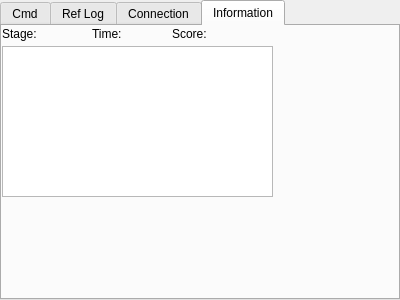
Above: msl_refbox/src/msl_refbox/RefBox.ui from dasys-lab/cnc-msl before the change. Below: the same form after it.
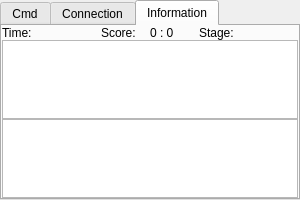
That is the form after the change. The open tabs and pages were chosen to show the change.

What changed in the file:
```diff
--- a/msl_refbox/src/msl_refbox/RefBox.ui
+++ b/msl_refbox/src/msl_refbox/RefBox.ui
@@ -9,14 +9,14 @@
    <rect>
     <x>0</x>
     <y>0</y>
-    <width>400</width>
-    <height>300</height>
+    <width>300</width>
+    <height>200</height>
    </rect>
   </property>
   <property name="maximumSize">
    <size>
-    <width>400</width>
-    <height>300</height>
+    <width>10000</width>
+    <height>10000</height>
    </size>
   </property>
   <property name="windowTitle">
@@ -44,11 +44,17 @@
       <bool>true</bool>
      </property>
      <property name="sizePolicy">
-      <sizepolicy hsizetype="Minimum" vsizetype="Minimum">
+      <sizepolicy hsizetype="Preferred" vsizetype="Preferred">
        <horstretch>0</horstretch>
        <verstretch>0</verstretch>
       </sizepolicy>
      </property>
+     <property name="minimumSize">
+      <size>
+       <width>22</width>
+       <height>22</height>
+      </size>
+     </property>
      <property name="maximumSize">
       <size>
        <width>16777215</width>
@@ -8673,48 +8679,6 @@
        </property>
       </widget>
      </widget>
-     <widget class="QWidget" name="tab_2">
-      <attribute name="title">
-       <string>Ref Log</string>
-      </attribute>
-      <widget class="QTextEdit" name="RefLog">
-       <property name="geometry">
-        <rect>
-         <x>10</x>
-         <y>10</y>
-         <width>260</width>
-         <height>171</height>
-        </rect>
-       </property>
-       <property name="sizePolicy">
-        <sizepolicy hsizetype="Expanding" vsizetype="Expanding">
-         <horstretch>0</horstretch>
-         <verstretch>0</verstretch>
-        </sizepolicy>
-       </property>
-       <property name="maximumSize">
-        <size>
-         <width>500</width>
-         <height>500</height>
-        </size>
-       </property>
-       <property name="frameShape">
-        <enum>QFrame::NoFrame</enum>
-       </property>
-       <property name="frameShadow">
-        <enum>QFrame::Sunken</enum>
-       </property>
-       <property name="lineWidth">
-        <number>1</number>
-       </property>
-       <property name="midLineWidth">
-        <number>0</number>
-       </property>
-       <property name="readOnly">
-        <bool>true</bool>
-       </property>
-      </widget>
-     </widget>
      <widget class="QWidget" name="tab_3">
       <property name="enabled">
        <bool>true</bool>
@@ -9038,123 +9002,167 @@
       </widget>
      </widget>
      <widget class="QWidget" name="tab_4">
+      <property name="sizePolicy">
+       <sizepolicy hsizetype="Minimum" vsizetype="Minimum">
+        <horstretch>0</horstretch>
+        <verstretch>0</verstretch>
+       </sizepolicy>
+      </property>
       <attribute name="title">
        <string>Information</string>
       </attribute>
-      <widget class="QLabel" name="lbl_forStage">
-       <property name="geometry">
-        <rect>
-         <x>0</x>
-         <y>0</y>
-         <width>41</width>
-         <height>16</height>
-        </rect>
-       </property>
-       <property name="text">
-        <string>Stage:</string>
-       </property>
-      </widget>
-      <widget class="QLabel" name="lbl_stage">
-       <property name="geometry">
-        <rect>
-         <x>40</x>
-         <y>0</y>
-         <width>49</width>
-         <height>16</height>
-        </rect>
-       </property>
-       <property name="text">
-        <string/>
-       </property>
-      </widget>
-      <widget class="QLabel" name="label_2">
-       <property name="geometry">
-        <rect>
-         <x>90</x>
-         <y>0</y>
-         <width>31</width>
-         <height>16</height>
-        </rect>
-       </property>
-       <property name="text">
-        <string>Time:</string>
-       </property>
-      </widget>
-      <widget class="QLabel" name="lbl_time">
-       <property name="geometry">
-        <rect>
-         <x>120</x>
-         <y>0</y>
-         <width>49</width>
-         <height>16</height>
-        </rect>
-       </property>
-       <property name="text">
-        <string/>
-       </property>
-      </widget>
-      <widget class="QLabel" name="lbl_teamName1">
-       <property name="geometry">
-        <rect>
-         <x>70</x>
-         <y>20</y>
-         <width>61</width>
-         <height>16</height>
-        </rect>
-       </property>
-       <property name="text">
-        <string/>
-       </property>
-      </widget>
-      <widget class="QLabel" name="lbl_teamName2">
-       <property name="geometry">
-        <rect>
-         <x>210</x>
-         <y>20</y>
-         <width>61</width>
-         <height>20</height>
-        </rect>
-       </property>
-       <property name="text">
-        <string/>
-       </property>
-      </widget>
-      <widget class="QLabel" name="label">
-       <property name="geometry">
-        <rect>
-         <x>170</x>
-         <y>0</y>
-         <width>41</width>
-         <height>16</height>
-        </rect>
-       </property>
-       <property name="text">
-        <string>Score:</string>
-       </property>
-      </widget>
-      <widget class="QLabel" name="lbl_score">
-       <property name="geometry">
-        <rect>
-         <x>210</x>
-         <y>0</y>
-         <width>54</width>
-         <height>16</height>
-        </rect>
-       </property>
-       <property name="text">
-        <string/>
-       </property>
-      </widget>
-      <widget class="QTableWidget" name="tbl_info">
-       <property name="geometry">
-        <rect>
-         <x>0</x>
-         <y>20</y>
-         <width>271</width>
-         <height>151</height>
-        </rect>
-       </property>
-      </widget>
+      <layout class="QVBoxLayout" name="verticalLayout_2">
+       <item>
+        <layout class="QHBoxLayout" name="horizontalLayout">
+         <property name="sizeConstraint">
+          <enum>QLayout::SetMinimumSize</enum>
+         </property>
+         <item>
+          <widget class="QLabel" name="lbl_time_key">
+           <property name="maximumSize">
+            <size>
+             <width>16777215</width>
+             <height>22</height>
+            </size>
+           </property>
+           <property name="text">
+            <string>Time:</string>
+           </property>
+          </widget>
+         </item>
+         <item>
+          <widget class="QLabel" name="lbl_time">
+           <property name="maximumSize">
+            <size>
+             <width>16777215</width>
+             <height>22</height>
+            </size>
+           </property>
+           <property name="text">
+            <string/>
+           </property>
+          </widget>
+         </item>
+         <item>
+          <widget class="QLabel" name="lbl_score_key">
+           <property name="maximumSize">
+            <size>
+             <width>1000000</width>
+             <height>22</height>
+            </size>
+           </property>
+           <property name="text">
+            <string>Score:</string>
+           </property>
+          </widget>
+         </item>
+         <item>
+          <widget class="QLabel" name="lbl_score">
+           <property name="maximumSize">
+            <size>
+             <width>100000</width>
+             <height>22</height>
+            </size>
+           </property>
+           <property name="text">
+            <string>0 : 0</string>
+           </property>
+          </widget>
+         </item>
+         <item>
+          <widget class="QLabel" name="lbl_stage_key">
+           <property name="maximumSize">
+            <size>
+             <width>16777215</width>
+             <height>22</height>
+            </size>
+           </property>
+           <property name="text">
+            <string>Stage:</string>
+           </property>
+          </widget>
+         </item>
+         <item>
+          <widget class="QLabel" name="lbl_stage">
+           <property name="maximumSize">
+            <size>
+             <width>16777215</width>
+             <height>22</height>
+            </size>
+           </property>
+           <property name="text">
+            <string/>
+           </property>
+          </widget>
+         </item>
+        </layout>
+       </item>
+       <item>
+        <widget class="QTableWidget" name="tbl_info">
+         <property name="sizePolicy">
+          <sizepolicy hsizetype="Preferred" vsizetype="Preferred">
+           <horstretch>0</horstretch>
+           <verstretch>0</verstretch>
+          </sizepolicy>
+         </property>
+         <property name="minimumSize">
+          <size>
+           <width>22</width>
+           <height>22</height>
+          </size>
+         </property>
+         <property name="maximumSize">
+          <size>
+           <width>200000</width>
+           <height>100</height>
+          </size>
+         </property>
+         <attribute name="horizontalHeaderDefaultSectionSize">
+          <number>21</number>
+         </attribute>
+         <attribute name="horizontalHeaderMinimumSectionSize">
+          <number>21</number>
+         </attribute>
+         <attribute name="verticalHeaderDefaultSectionSize">
+          <number>21</number>
+         </attribute>
+        </widget>
+       </item>
+       <item>
+        <widget class="QTextEdit" name="RefLog">
+         <property name="sizePolicy">
+          <sizepolicy hsizetype="Preferred" vsizetype="Preferred">
+           <horstretch>0</horstretch>
+           <verstretch>0</verstretch>
+          </sizepolicy>
+         </property>
+         <property name="minimumSize">
+          <size>
+           <width>22</width>
+           <height>22</height>
+          </size>
+         </property>
+         <property name="maximumSize">
+          <size>
+           <width>16777215</width>
+           <height>100</height>
+          </size>
+         </property>
+         <property name="undoRedoEnabled">
+          <bool>false</bool>
+         </property>
+         <property name="lineWrapMode">
+          <enum>QTextEdit::NoWrap</enum>
+         </property>
+         <property name="readOnly">
+          <bool>true</bool>
+         </property>
+         <property name="tabStopWidth">
+          <number>80</number>
+         </property>
+        </widget>
+       </item>
+      </layout>
      </widget>
     </widget>
    </item>
```
Left out of the diff: 37 changed lines with no effect on the pictures.
